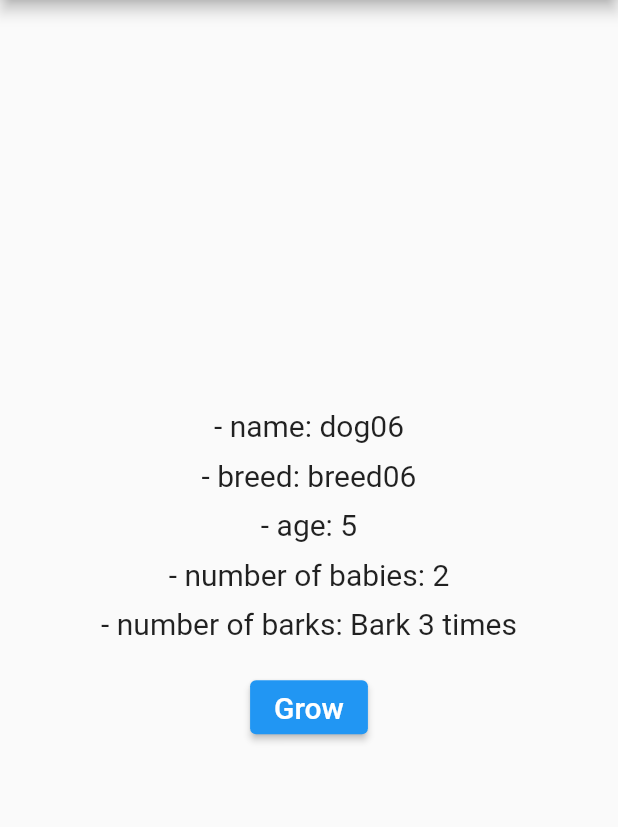
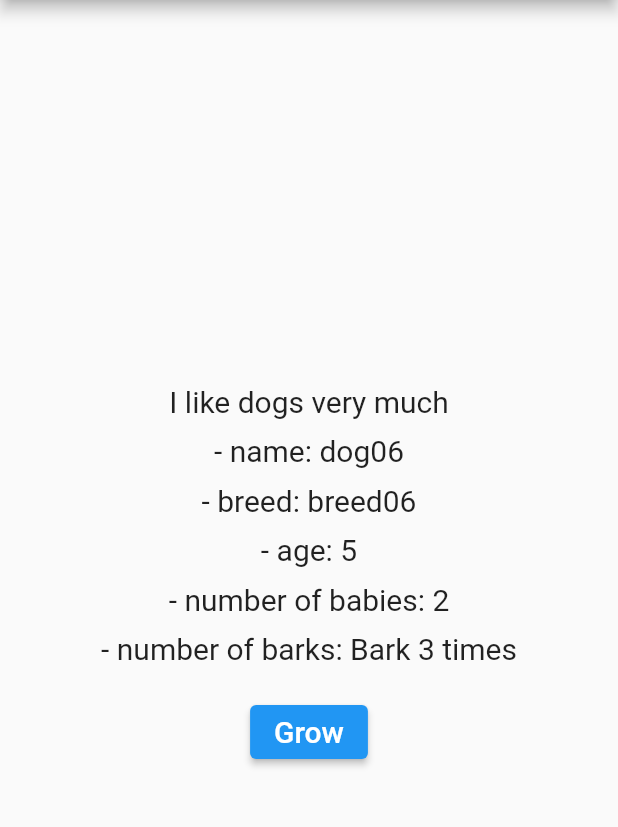
Before and after one commit to MRGRAVITY817/learning-flutter-provider, a Flutter app: the screen it shows after launch, on a phone screen of 412 x 824 dp, the part 84-911 px from its top. Run offline on Flutter 3.47's test engine with Material 2 defaults, Android fonts, the phone set to English and light mode, and no system bars.

```diff
--- a/lib/main.dart
+++ b/lib/main.dart
@@ -61,17 +61,28 @@ class _MyHomePageState extends State<MyHomePage> {
         appBar: AppBar(
           title: const Text('Provider 06'),
         ),
-        body: Center(
+        body: Consumer<Dog>(
+            builder: (BuildContext context, Dog dog, Widget? child) {
+              return Center(
                   child: Column(
                 mainAxisAlignment: MainAxisAlignment.center,
                 mainAxisSize: MainAxisSize.min,
                 children: [
-            Text("- name: ${context.watch<Dog>().name}",
+                  // `!` should be written behind `child` because it can be null
+                  child!,
+                  const SizedBox(
+                    height: 10.0,
+                  ),
+                  Text("- name: ${dog.name}",
                       style: const TextStyle(fontSize: 20.0)),
                   const SizedBox(height: 10.0),
                   const BreedAndAge()
                 ],
-        )));
+              ));
+            },
+            // Since this don't need to be rerendered by context change, it should be in `child` props
+            child: const Text("I like dogs very much",
+                style: TextStyle(fontSize: 20.0))));
   }
 }
 
@@ -80,13 +91,17 @@ class BreedAndAge extends StatelessWidget {
 
   @override
   Widget build(BuildContext context) {
+    return Consumer<Dog>(
+      builder: (_, Dog dog, __) {
         return Column(
           children: [
-        Text('- breed: ${context.select<Dog, String>((dog) => dog.breed)}',
+            Text('- breed: ${dog.breed}',
                 style: const TextStyle(fontSize: 20.0)),
             const SizedBox(height: 10.0),
             const Age(),
           ],
+        );
+      },
     );
   }
 }
@@ -98,10 +113,11 @@ class Age extends StatelessWidget {
 
   @override
   Widget build(BuildContext context) {
+    return Consumer<Dog>(
+      builder: (_, Dog dog, __) {
         return Column(
           children: [
-        Text('- age: ${context.select<Dog, int>((dog) => dog.age)}',
-            style: const TextStyle(fontSize: 20.0)),
+            Text('- age: ${dog.age}', style: const TextStyle(fontSize: 20.0)),
             const SizedBox(
               height: 10.0,
             ),
@@ -116,9 +132,11 @@ class Age extends StatelessWidget {
               height: 20.0,
             ),
             ElevatedButton(
-            onPressed: () => context.read<Dog>().grow(),
+                onPressed: () => dog.grow(),
                 child: const Text('Grow', style: TextStyle(fontSize: 20.0)))
           ],
         );
+      },
+    );
   }
 }
```
Also changed, not shown: 3 other files. Lines whose indentation alone changed are shown as unchanged.
